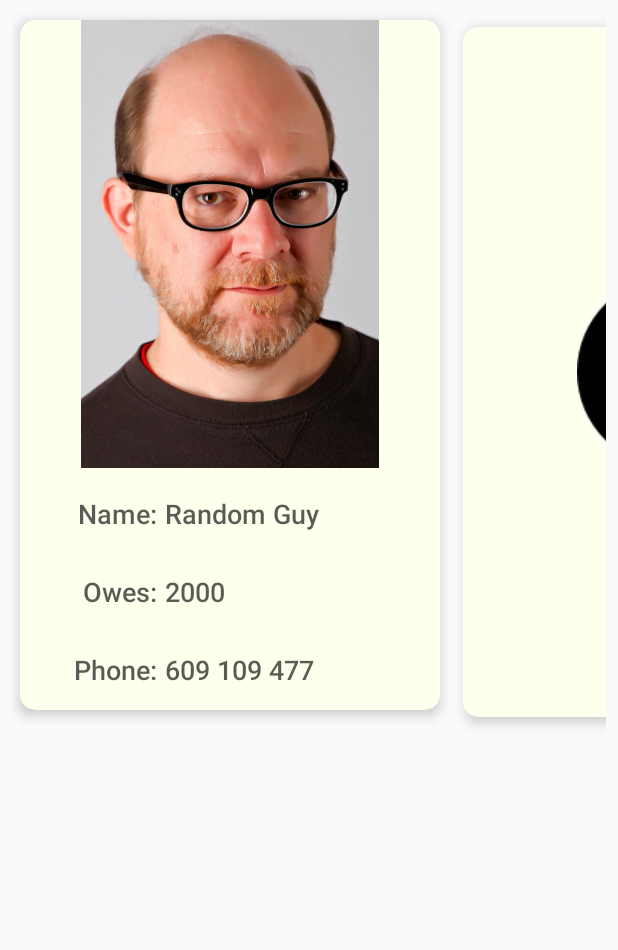
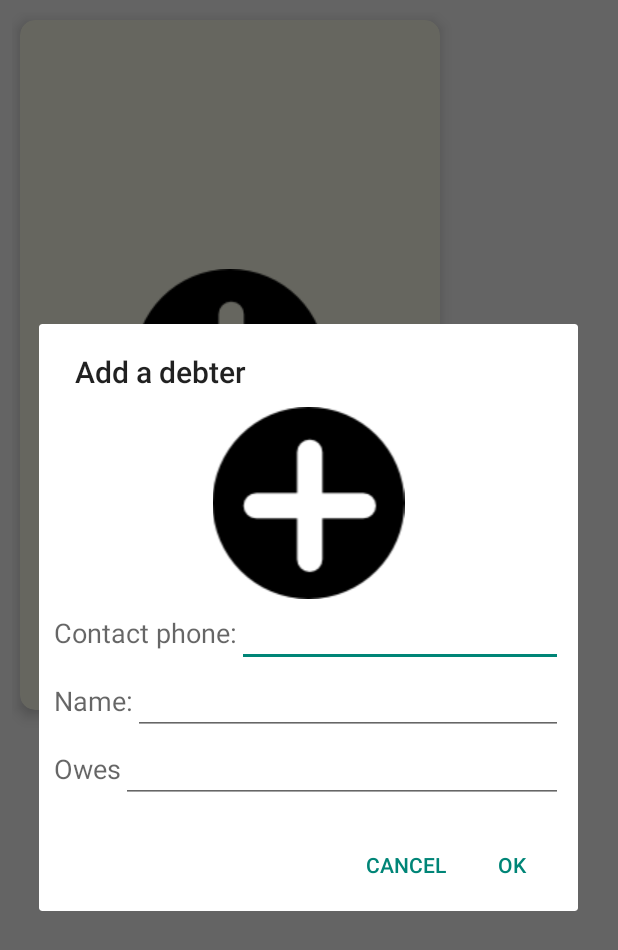
Before and after one commit to DorianOlympia/MostWanted, an Android app: the screen it shows after launch (MainActivity), after a tap on an icon or button, on a phone screen of 412 x 824 dp. Shown: the top 950 px of the screen. Run offline under Robolectric (Android 15) with nearby library versions, the phone set to English and light mode, and no system bars.

Commit message:
Implemented swipe-delete + adding new debters

```diff
--- a/app/src/main/AndroidManifest.xml
+++ b/app/src/main/AndroidManifest.xml
@@ -1,6 +1,8 @@
 <?xml version="1.0" encoding="utf-8"?>
 <manifest xmlns:android="http://schemas.android.com/apk/res/android"
     package="com.example.dawid.mostwanted" >
+
+    <uses-permission android:name="ANDROID.PERMISSION.CAMERA"/>
 
     <application
         android:allowBackup="true"
--- a/app/src/main/java/com/example/dawid/mostwanted/controller/MWListAdapter.java
+++ b/app/src/main/java/com/example/dawid/mostwanted/controller/MWListAdapter.java
@@ -15,6 +15,7 @@ import com.example.dawid.mostwanted.R;
 import com.example.dawid.mostwanted.model.ListItemChangedListener;
 import com.example.dawid.mostwanted.model.ListItemData;
 
+import java.io.Serializable;
 import java.util.List;
 
 /**
@@ -94,13 +95,6 @@ public class MWListAdapter extends RecyclerView.Adapter<MWListAdapter.MWViewHold
                 tvNum = (TextView) itemView.findViewById(R.id.tvPhone);
                 ivPhoto = (ImageView) itemView.findViewById(R.id.ivPhoto);
                 debtorView = (CardView) itemView.findViewById(R.id.cvDebtor);
-                debtorView.setOnLongClickListener(new View.OnLongClickListener() {
-                    @Override
-                    public boolean onLongClick(View v) {
-                        listener.onListItemRemove(getAdapterPosition());
-                        return true;
-                    }
-                });
             }
             else{
                 ivAddButton = (ImageButton)itemView.findViewById(R.id.ibAdd);
--- /dev/null
+++ b/app/src/main/java/com/example/dawid/mostwanted/model/AddPersonDialog.java
@@ -0,0 +1,109 @@
+package com.example.dawid.mostwanted.model;
+
+import android.app.Activity;
+import android.app.AlertDialog;
+import android.app.Dialog;
+import android.app.DialogFragment;
+import android.content.DialogInterface;
+import android.content.Intent;
+import android.graphics.Bitmap;
+import android.graphics.BitmapFactory;
+import android.graphics.Matrix;
+import android.graphics.drawable.BitmapDrawable;
+import android.net.Uri;
+import android.os.Bundle;
+import android.os.Environment;
+import android.provider.MediaStore;
+import android.view.View;
+import android.widget.EditText;
+import android.widget.ImageButton;
+import android.widget.ImageView;
+
+import com.example.dawid.mostwanted.R;
+import com.example.dawid.mostwanted.controller.MainActivity;
+
+import java.io.File;
+import java.net.URI;
+
+
+/**
+ * Created by Dawid on 2015-07-24.
+ */
+public class AddPersonDialog extends DialogFragment implements View.OnClickListener {
+
+    public interface AddPersonDialogListener{
+        void onAddPersonButtonClicked(Bitmap photo, String name, String owes, String phone);
+    }
+
+    private AddPersonDialogListener listener;
+    private EditText etName;
+    private EditText etOwes;
+    private EditText etPhone;
+    private ImageButton ibPhoto;
+
+    private File file;
+    private boolean isPhotoMade;
+
+    public AddPersonDialog(){}
+
+    public AddPersonDialog(AddPersonDialogListener listener){
+        this.listener = listener;
+    }
+
+    @Override
+    public Dialog onCreateDialog(Bundle savedInstanceState) {
+        isPhotoMade = false;
+        AlertDialog.Builder builder = new AlertDialog.Builder(getActivity());
+        View v = getActivity().getLayoutInflater().inflate(R.layout.add_person_layout, null);
+        builder.setView(v);
+        builder.setTitle("Add a debter");
+        builder.setPositiveButton("Ok", new DialogInterface.OnClickListener() {
+            @Override
+            public void onClick(DialogInterface dialog, int which) {
+                Bitmap image = null;
+                if(isPhotoMade){
+                    image = ((BitmapDrawable)ibPhoto.getDrawable()).getBitmap();
+                }
+                listener.onAddPersonButtonClicked(image, etName.getText().toString(), etOwes.getText().toString(), etPhone.getText().toString());
+            }
+        });
+        builder.setNegativeButton("Cancel", new DialogInterface.OnClickListener() {
+            @Override
+            public void onClick(DialogInterface dialog, int which) {
+            }
+        });
+
+        etName = (EditText) v.findViewById(R.id.etName);
+        etOwes = (EditText) v.findViewById(R.id.etOwes);
+        etPhone = (EditText)v.findViewById(R.id.etPhone);
+        ibPhoto = (ImageButton)v.findViewById(R.id.ibPhoto);
+        ibPhoto.setOnClickListener(this);
+
+        return builder.create();
+    }
+
+    @Override
+    public void onClick(View v) {
+        Intent intent = new Intent(MediaStore.ACTION_IMAGE_CAPTURE);
+        file = new File(Environment.getExternalStoragePublicDirectory(Environment.DIRECTORY_PICTURES), "test.jpg");
+        Uri tempUri = Uri.fromFile(file);
+        intent.putExtra(MediaStore.EXTRA_OUTPUT, tempUri);
+        intent.putExtra(MediaStore.EXTRA_VIDEO_QUALITY, 1);
+        startActivityForResult(intent, 0);
+    }
+
+    @Override
+    public void onActivityResult(int requestCode, int resultCode, Intent data) {
+        super.onActivityResult(requestCode, resultCode, data);
+        if(requestCode == 0){
+            switch(resultCode){
+                case Activity.RESULT_OK:
+                    ibPhoto.setImageBitmap(MainActivity.TrimmBitmap(BitmapFactory.decodeFile(file.getAbsolutePath())));
+                    ibPhoto.setScaleType(ImageView.ScaleType.FIT_START);
+                    ibPhoto.setAdjustViewBounds(true);
+                    isPhotoMade = true;
+                    break;
+            }
+        }
+    }
+}
--- /dev/null
+++ b/app/src/main/res/layout/add_person_layout.xml
@@ -0,0 +1,91 @@
+<?xml version="1.0" encoding="utf-8"?>
+<LinearLayout xmlns:android="http://schemas.android.com/apk/res/android"
+    android:orientation="vertical" android:layout_width="match_parent"
+    android:layout_height="match_parent"
+    android:padding="10dp">
+
+    <ScrollView
+        android:layout_width="fill_parent"
+        android:layout_height="fill_parent"
+        android:id="@+id/scrollView" >
+
+        <LinearLayout
+            android:orientation="vertical"
+            android:layout_width="match_parent"
+            android:layout_height="match_parent">
+
+            <ImageButton
+                android:background="@android:color/transparent"
+                android:layout_width="fill_parent"
+                android:layout_height="wrap_content"
+                android:id="@+id/ibPhoto"
+                android:src="@drawable/add73"
+                android:layout_weight="3"
+                android:scaleType="fitCenter"
+                android:adjustViewBounds="false"
+                />
+
+            <LinearLayout
+                android:orientation="horizontal"
+                android:layout_width="match_parent"
+                android:layout_height="0dp"
+                android:layout_weight="1">
+
+                <TextView
+                    android:layout_width="wrap_content"
+                    android:layout_height="wrap_content"
+                    android:textAppearance="?android:attr/textAppearanceMedium"
+                    android:text="Contact phone:"
+                    android:id="@+id/textView3" />
+
+                <EditText
+                    android:layout_width="fill_parent"
+                    android:layout_height="wrap_content"
+                    android:inputType="numberDecimal"
+                    android:ems="10"
+                    android:id="@+id/etPhone" />
+
+            </LinearLayout>
+
+            <LinearLayout
+                android:orientation="horizontal"
+                android:layout_width="match_parent"
+                android:layout_height="0dp"
+                android:layout_weight="1">
+
+                <TextView
+                    android:layout_width="wrap_content"
+                    android:layout_height="wrap_content"
+                    android:textAppearance="?android:attr/textAppearanceMedium"
+                    android:text="Name:"
+                    android:id="@+id/textView" />
+
+                <EditText
+                    android:layout_width="fill_parent"
+                    android:layout_height="wrap_content"
+                    android:id="@+id/etName" />
+            </LinearLayout>
+
+            <LinearLayout
+                android:orientation="horizontal"
+                android:layout_width="match_parent"
+                android:layout_height="0dp"
+                android:layout_weight="1">
+
+                <TextView
+                    android:layout_width="wrap_content"
+                    android:layout_height="wrap_content"
+                    android:textAppearance="?android:attr/textAppearanceMedium"
+                    android:text="Owes"
+                    android:id="@+id/textView2" />
+
+                <EditText
+                    android:layout_width="fill_parent"
+                    android:layout_height="wrap_content"
+                    android:id="@+id/etOwes"
+                    android:inputType="numberDecimal" />
+            </LinearLayout>
+        </LinearLayout>
+    </ScrollView>
+
+</LinearLayout>
--- a/app/src/main/res/layout/wanted_list_footer.xml
+++ b/app/src/main/res/layout/wanted_list_footer.xml
@@ -2,7 +2,7 @@
     xmlns:card_view="http://schemas.android.com/apk/res-auto"
     android:layout_width="280dp"
     android:layout_height="460dp"
-    android:layout_margin="10dp"
+    android:layout_margin="5dp"
     android:orientation="vertical"
     card_view:cardCornerRadius="10dp"
     card_view:cardBackgroundColor="#FFFFEE"
```
Also changed, not shown: app/src/main/java/com/example/dawid/mostwanted/controller/MainActivity.java (+59 -3 lines), app/src/main/res/drawable/camera90.png (added), app/src/main/res/drawable/no_pic.jpg (added), app/src/main/res/drawable/tmp.jpg (added).
